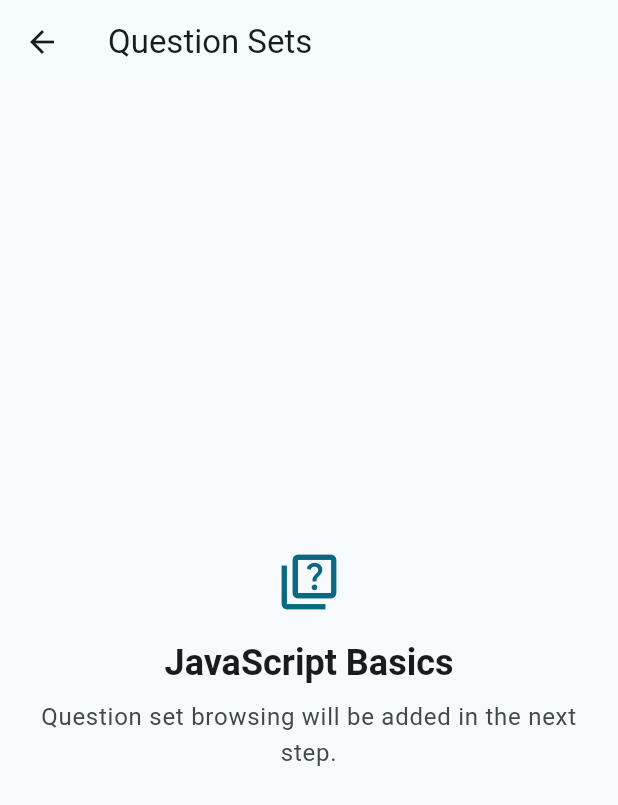
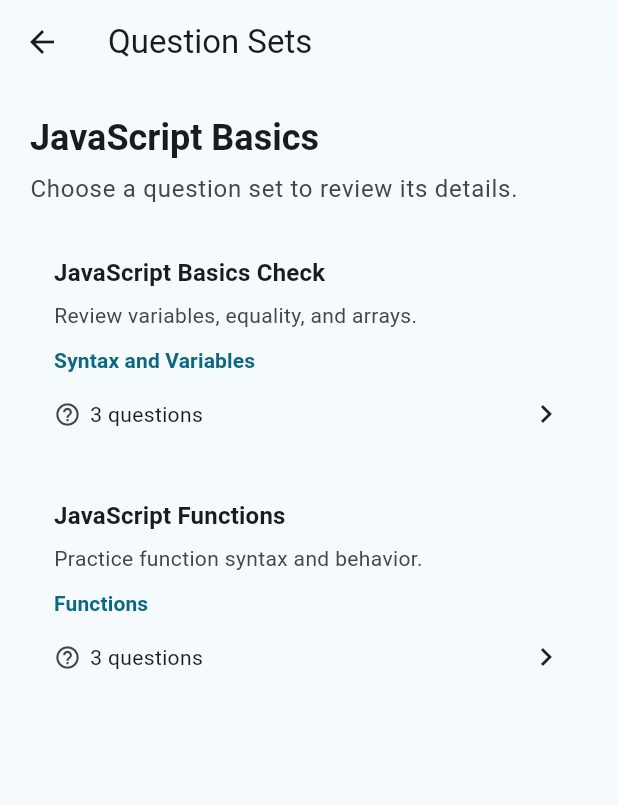
Before and after one commit to toanmuonlamgame/StudyHub, a Flutter app: the SubjectListScreen screen opened directly, after a tap on "JavaScript Basics", on a phone screen of 412 x 824 dp. Shown: the top 805 px of the screen. Run offline on Flutter 3.47's test engine with Material 3 defaults, Android fonts, the phone set to English and light mode, and no system bars.

Commit message:
feat: add question set browsing UI

```diff
--- /dev/null
+++ b/frontend/lib/features/learning/screens/question_set_list_screen.dart
@@ -0,0 +1,208 @@
+import 'package:flutter/material.dart';
+
+import '../data/mock_learning_data.dart';
+import '../models/question_set.dart';
+import '../models/subject.dart';
+import '../models/topic.dart';
+import 'question_set_detail_screen.dart';
+
+class QuestionSetListScreen extends StatelessWidget {
+  const QuestionSetListScreen({super.key, required this.subject});
+
+  final Subject subject;
+
+  @override
+  Widget build(BuildContext context) {
+    final questionSets = getQuestionSetsBySubjectId(subject.id);
+    final topics = getTopicsBySubjectId(subject.id);
+
+    return Scaffold(
+      appBar: AppBar(title: const Text('Question Sets')),
+      body: SafeArea(
+        child: questionSets.isEmpty
+            ? _EmptyQuestionSets(subjectName: subject.name)
+            : ListView.separated(
+                padding: const EdgeInsets.all(20),
+                itemCount: questionSets.length + 1,
+                separatorBuilder: (context, index) =>
+                    const SizedBox(height: 12),
+                itemBuilder: (context, index) {
+                  if (index == 0) {
+                    return _QuestionSetListHeader(subjectName: subject.name);
+                  }
+
+                  final questionSet = questionSets[index - 1];
+                  final topic = _findTopic(topics, questionSet.topicId);
+
+                  return _QuestionSetCard(
+                    key: ValueKey(questionSet.id),
+                    questionSet: questionSet,
+                    topic: topic,
+                    onTap: () => _openQuestionSet(context, questionSet, topic),
+                  );
+                },
+              ),
+      ),
+    );
+  }
+
+  Topic? _findTopic(List<Topic> topics, String? topicId) {
+    if (topicId == null) {
+      return null;
+    }
+
+    for (final topic in topics) {
+      if (topic.id == topicId) {
+        return topic;
+      }
+    }
+
+    return null;
+  }
+
+  void _openQuestionSet(
+    BuildContext context,
+    QuestionSet questionSet,
+    Topic? topic,
+  ) {
+    Navigator.of(context).push(
+      MaterialPageRoute<void>(
+        builder: (context) => QuestionSetDetailScreen(
+          subject: subject,
+          questionSet: questionSet,
+          topic: topic,
+        ),
+      ),
+    );
+  }
+}
+
+class _QuestionSetListHeader extends StatelessWidget {
+  const _QuestionSetListHeader({required this.subjectName});
+
+  final String subjectName;
+
+  @override
+  Widget build(BuildContext context) {
+    final theme = Theme.of(context);
+
+    return Padding(
+      padding: const EdgeInsets.only(bottom: 4),
+      child: Column(
+        crossAxisAlignment: CrossAxisAlignment.start,
+        children: [
+          Text(
+            subjectName,
+            style: theme.textTheme.headlineSmall?.copyWith(
+              fontWeight: FontWeight.w700,
+            ),
+          ),
+          const SizedBox(height: 6),
+          Text(
+            'Choose a question set to review its details.',
+            style: theme.textTheme.bodyLarge?.copyWith(
+              color: theme.colorScheme.onSurfaceVariant,
+            ),
+          ),
+        ],
+      ),
+    );
+  }
+}
+
+class _QuestionSetCard extends StatelessWidget {
+  const _QuestionSetCard({
+    super.key,
+    required this.questionSet,
+    required this.topic,
+    required this.onTap,
+  });
+
+  final QuestionSet questionSet;
+  final Topic? topic;
+  final VoidCallback onTap;
+
+  @override
+  Widget build(BuildContext context) {
+    final theme = Theme.of(context);
+
+    return Semantics(
+      button: true,
+      label: 'Open ${questionSet.title}',
+      child: Card(
+        clipBehavior: Clip.antiAlias,
+        color: theme.colorScheme.surface,
+        child: InkWell(
+          onTap: onTap,
+          child: Padding(
+            padding: const EdgeInsets.all(16),
+            child: Column(
+              crossAxisAlignment: CrossAxisAlignment.start,
+              children: [
+                Text(
+                  questionSet.title,
+                  style: theme.textTheme.titleMedium?.copyWith(
+                    fontWeight: FontWeight.w700,
+                  ),
+                ),
+                const SizedBox(height: 6),
+                Text(
+                  questionSet.description,
+                  style: theme.textTheme.bodyMedium?.copyWith(
+                    color: theme.colorScheme.onSurfaceVariant,
+                  ),
+                ),
+                if (topic != null) ...[
+                  const SizedBox(height: 10),
+                  Text(
+                    topic!.name,
+                    style: theme.textTheme.labelLarge?.copyWith(
+                      color: theme.colorScheme.primary,
+                      fontWeight: FontWeight.w600,
+                    ),
+                  ),
+                ],
+                const SizedBox(height: 14),
+                Row(
+                  children: [
+                    Icon(
+                      Icons.help_outline,
+                      color: theme.colorScheme.onSurfaceVariant,
+                      size: 18,
+                    ),
+                    const SizedBox(width: 6),
+                    Text(
+                      '${questionSet.questionCount} questions',
+                      style: theme.textTheme.bodyMedium,
+                    ),
+                    const Spacer(),
+                    const Icon(Icons.chevron_right),
+                  ],
+                ),
+              ],
+            ),
+          ),
+        ),
+      ),
+    );
+  }
+}
+
+class _EmptyQuestionSets extends StatelessWidget {
+  const _EmptyQuestionSets({required this.subjectName});
+
+  final String subjectName;
+
+  @override
+  Widget build(BuildContext context) {
+    return Center(
+      child: Padding(
+        padding: const EdgeInsets.all(24),
+        child: Text(
+          'No question sets are available for $subjectName yet.',
+          textAlign: TextAlign.center,
+        ),
+      ),
+    );
+  }
+}
--- a/frontend/lib/features/learning/screens/subject_list_screen.dart
+++ b/frontend/lib/features/learning/screens/subject_list_screen.dart
@@ -2,6 +2,7 @@ import 'package:flutter/material.dart';
 
 import '../data/mock_learning_data.dart';
 import '../models/subject.dart';
+import 'question_set_list_screen.dart';
 
 class SubjectListScreen extends StatelessWidget {
   const SubjectListScreen({super.key, this.subjects = mockSubjects});
@@ -39,7 +40,7 @@ class SubjectListScreen extends StatelessWidget {
   void _openSubject(BuildContext context, Subject subject) {
     Navigator.of(context).push(
       MaterialPageRoute<void>(
-        builder: (context) => _QuestionSetPlaceholderScreen(subject: subject),
+        builder: (context) => QuestionSetListScreen(subject: subject),
       ),
     );
   }
@@ -179,51 +180,3 @@ class _EmptySubjects extends StatelessWidget {
     );
   }
 }
-
-class _QuestionSetPlaceholderScreen extends StatelessWidget {
-  const _QuestionSetPlaceholderScreen({required this.subject});
-
-  final Subject subject;
-
-  @override
-  Widget build(BuildContext context) {
-    final theme = Theme.of(context);
-
-    return Scaffold(
-      appBar: AppBar(title: const Text('Question Sets')),
-      body: SafeArea(
-        child: Center(
-          child: Padding(
-            padding: const EdgeInsets.all(24),
-            child: Column(
-              mainAxisSize: MainAxisSize.min,
-              children: [
-                Icon(
-                  Icons.quiz_outlined,
-                  color: theme.colorScheme.primary,
-                  size: 44,
-                ),
-                const SizedBox(height: 16),
-                Text(
-                  subject.name,
-                  textAlign: TextAlign.center,
-                  style: theme.textTheme.headlineSmall?.copyWith(
-                    fontWeight: FontWeight.w700,
-                  ),
-                ),
-                const SizedBox(height: 8),
-                Text(
-                  'Question set browsing will be added in the next step.',
-                  textAlign: TextAlign.center,
-                  style: theme.textTheme.bodyLarge?.copyWith(
-                    color: theme.colorScheme.onSurfaceVariant,
-                  ),
-                ),
-              ],
-            ),
-          ),
-        ),
-      ),
-    );
-  }
-}
```
Also changed, not shown: frontend/lib/features/learning/screens/question_set_detail_screen.dart (added, +102 -0 lines).
